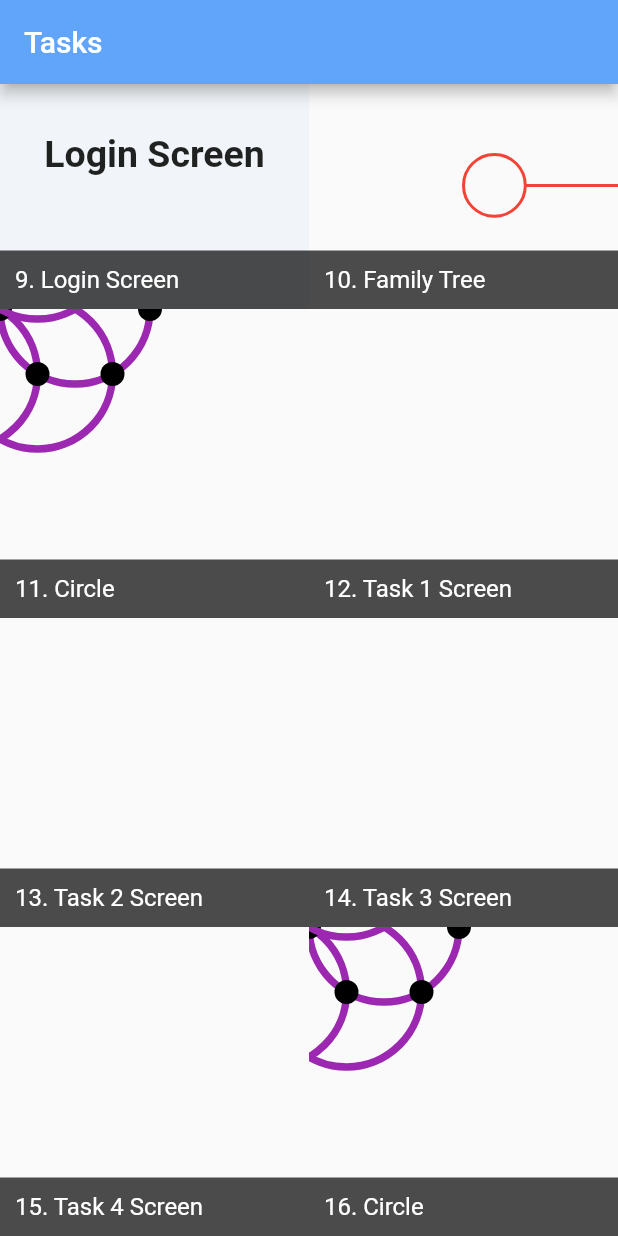
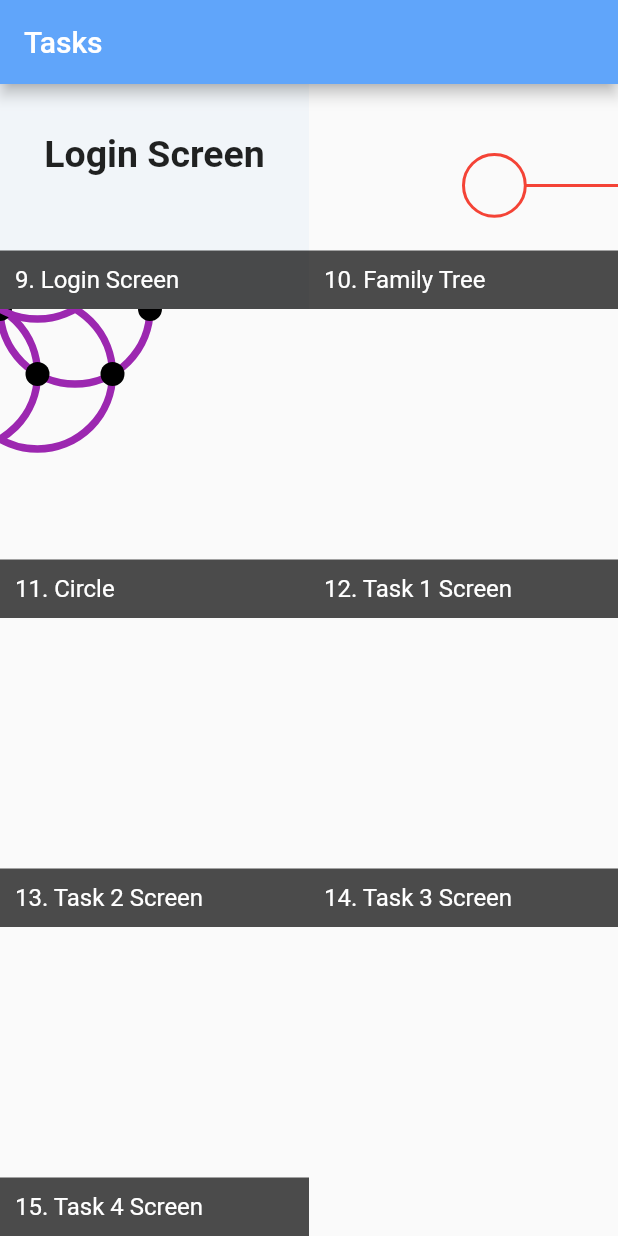
Before and after one commit to sagar-sangani/starter_app, a Flutter app: the screen it shows after launch, scrolled down 880 dp, on a phone screen of 412 x 824 dp. Run offline on Flutter 3.47's test engine with Material 2 defaults, Android fonts, the light colour scheme and no system bars; our stand-ins replace bootstrap_icons, google_fonts; missing offline and left inert: figma_squircle.

Commit message:
repeated task deleted

```diff
--- a/lib/app/views/tasks_list.dart
+++ b/lib/app/views/tasks_list.dart
@@ -111,29 +111,4 @@ List<Task> TASK_LIST = [
     widget: Container(),
     page: const Task4Page(),
   ),
-  Task(
-    name: 'Circle',
-    widget: const Circle(),
-    page: const CirclePage(),
-  ),
-  Task(
-    name: 'Circle',
-    widget: const Circle(),
-    page: const CirclePage(),
-  ),
-  Task(
-    name: 'Circle',
-    widget: const Circle(),
-    page: const CirclePage(),
-  ),
-  Task(
-    name: 'Circle',
-    widget: const Circle(),
-    page: const CirclePage(),
-  ),
-  Task(
-    name: 'Circle',
-    widget: const Circle(),
-    page: const CirclePage(),
-  ),
 ];
--- a/pubspec.yaml
+++ b/pubspec.yaml
@@ -37,11 +37,11 @@ dependencies:
   google_fonts: ^2.3.2
   bootstrap_icons: ^1.8.1
   figma_squircle: ^0.5.3
-  integration_test:
-    sdk: flutter
 
 dev_dependencies:
   flutter_test:
+    sdk: flutter
+  integration_test:
     sdk: flutter
 
   # The "flutter_lints" package below contains a set of recommended lints to
```
Also changed, not shown: pubspec.lock.
